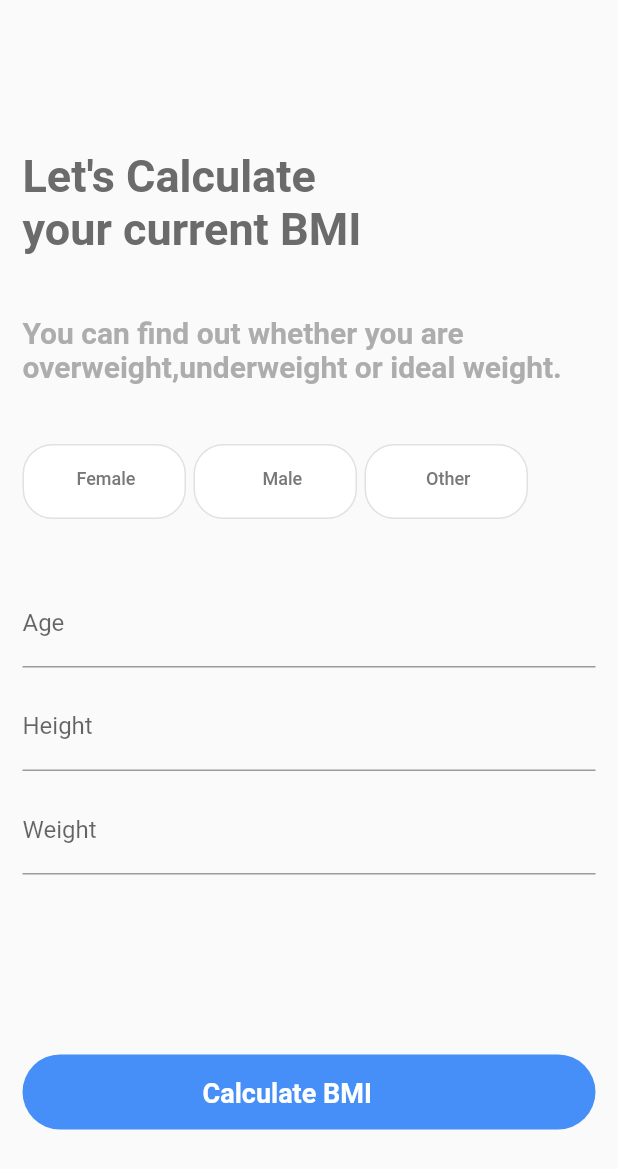
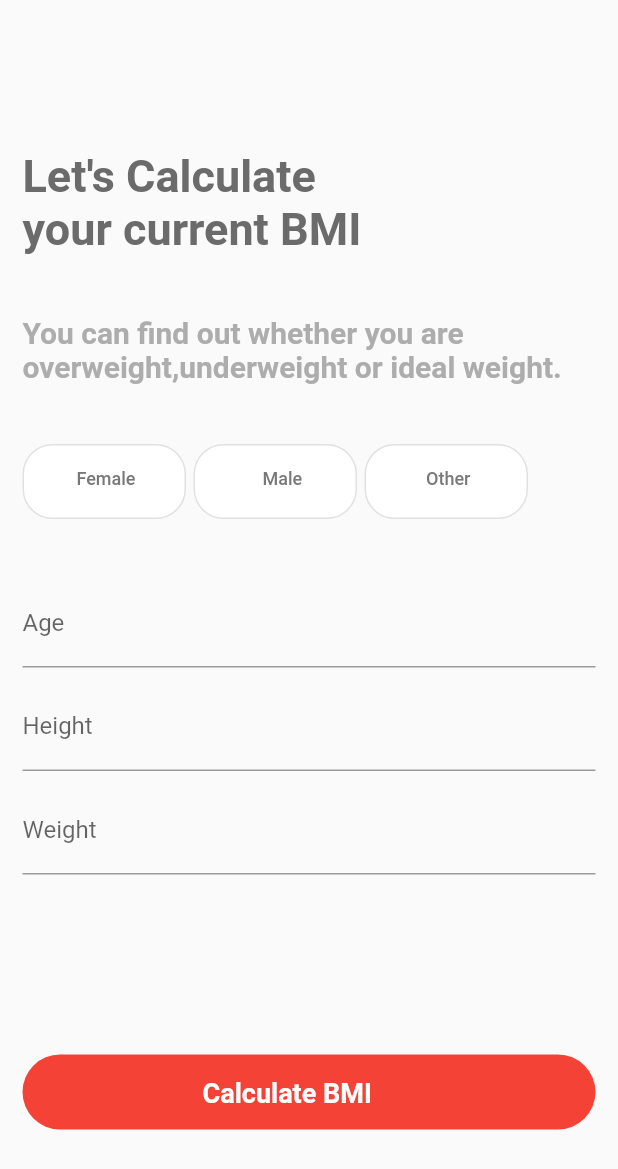
Before and after one commit to iremtekinn/teamproject_irem_imran, a Flutter app: the Calculator screen opened directly, on a phone screen of 412 x 824 dp. Shown: the top 1169 px of the screen. Run offline on Flutter 3.47's test engine with Material 2 defaults, Android fonts, the phone set to English and light mode, and no system bars; statements that could not run were skipped.

Commit message:
button rengi değişti

```diff
--- a/lib/calculator.dart
+++ b/lib/calculator.dart
@@ -265,7 +265,7 @@ class _CalculatorState extends State<Calculator> {
                   width: 400,
                   height: 50,
                   decoration: BoxDecoration(
-                    color: Color(0xff468FF8),
+                    color: Colors.red,
                     borderRadius: BorderRadius.circular(25),
                   ),
                   child: Text(
```
